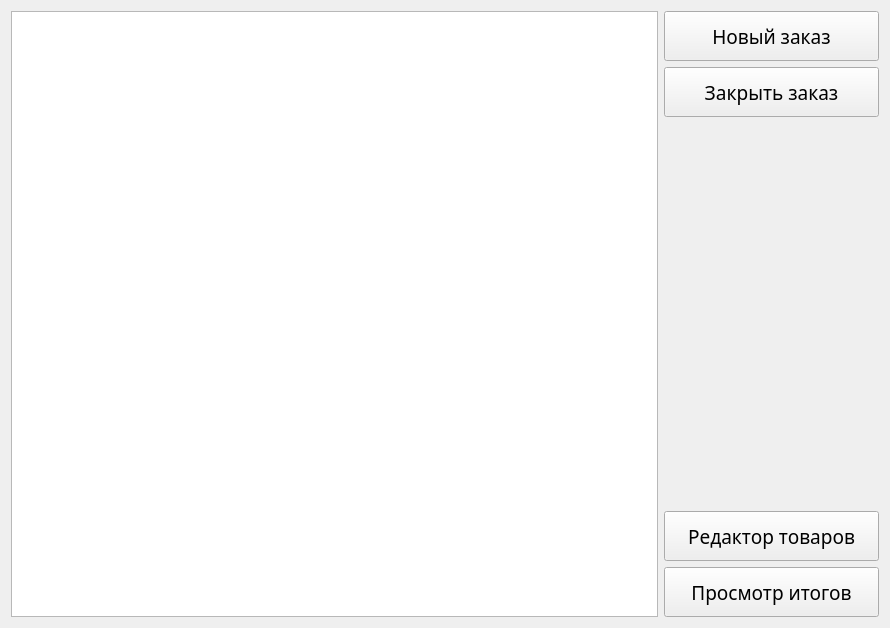
Above: View/FormMain.ui from Neomer/Cassa before the change. Below: the same form after it.
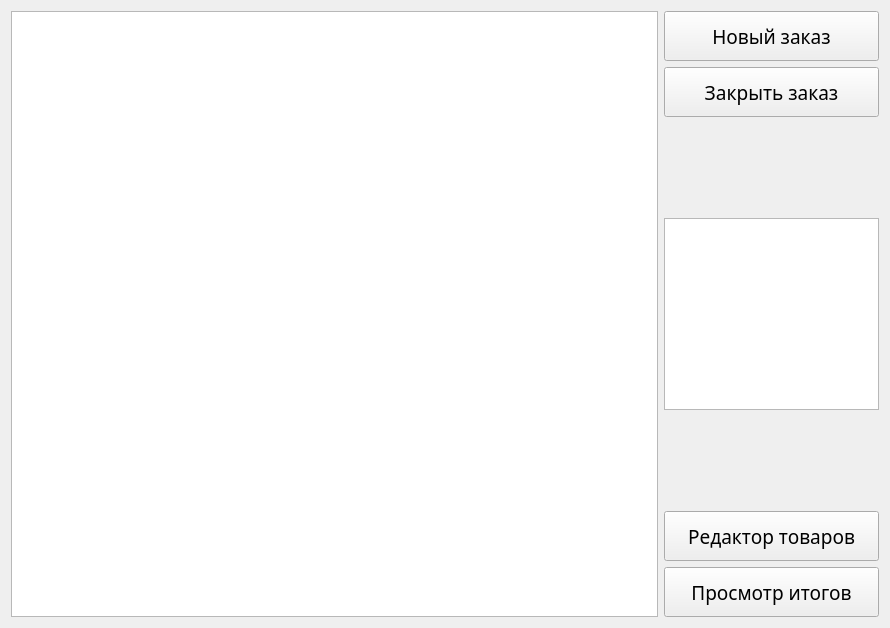
That is the form after the change.

Patch:
```diff
--- a/View/FormMain.ui
+++ b/View/FormMain.ui
@@ -83,6 +83,29 @@
          </property>
         </widget>
        </item>
+       <item>
+        <spacer name="verticalSpacer">
+         <property name="orientation">
+          <enum>Qt::Vertical</enum>
+         </property>
+         <property name="sizeHint" stdset="0">
+          <size>
+           <width>20</width>
+           <height>40</height>
+          </size>
+         </property>
+        </spacer>
+       </item>
+       <item>
+        <widget class="QGraphicsView" name="graphicsView">
+         <property name="autoFillBackground">
+          <bool>true</bool>
+         </property>
+         <property name="interactive">
+          <bool>false</bool>
+         </property>
+        </widget>
+       </item>
        <item>
         <spacer name="verticalSpacer_2">
          <property name="orientation">
```
